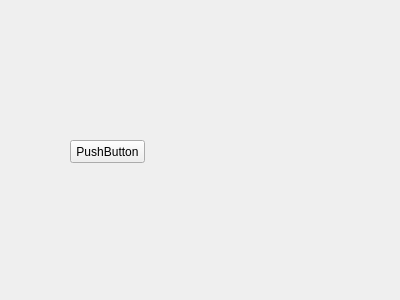
The window that 1208.ui (houxq8888/software-editor) describes before a commit, drawn with Qt 5.
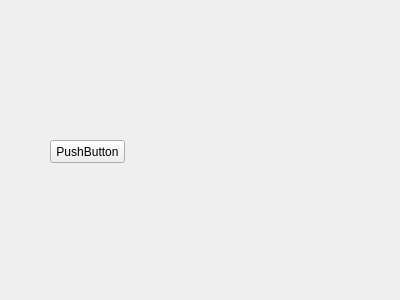
The same window after the commit.

```diff
--- a/1208.ui
+++ b/1208.ui
@@ -16,7 +16,7 @@
   <widget class="QPushButton" name="pushButton">
    <property name="geometry">
     <rect>
-     <x>70</x>
+     <x>50</x>
      <y>140</y>
      <width>75</width>
      <height>23</height>
```
